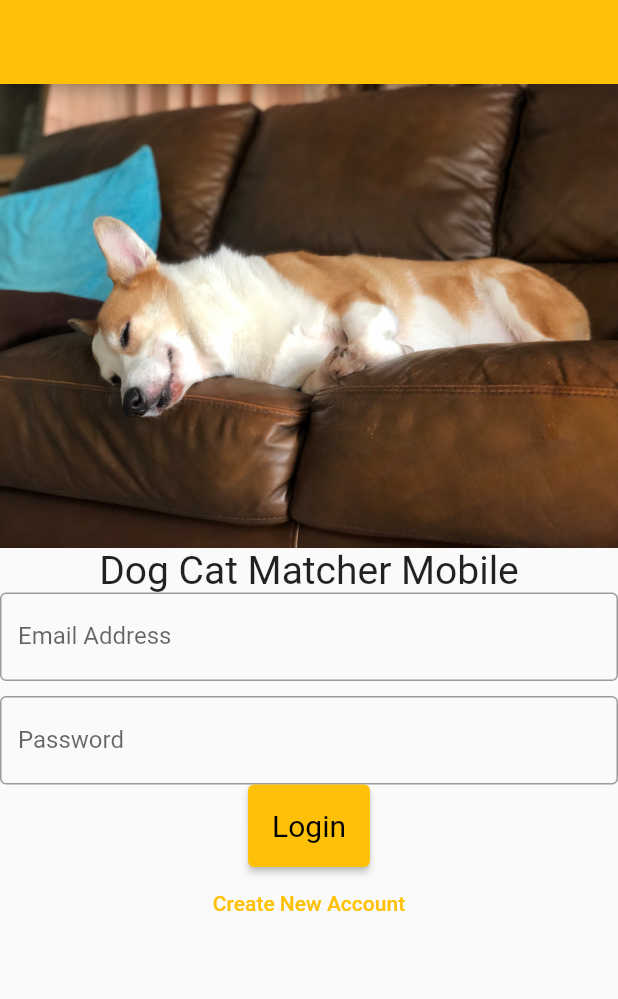
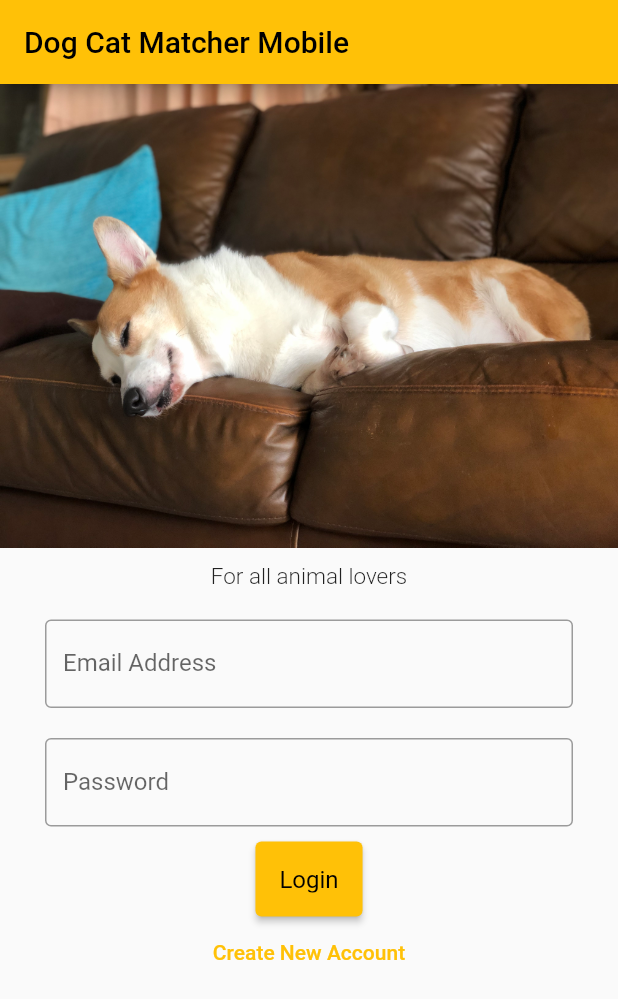
Before and after one commit to shabushabushabu/dog_cat_app, a Flutter app: the screen it shows after launch, on a phone screen of 412 x 824 dp. Shown: the top 999 px of the screen. Run offline on Flutter 3.47's test engine with Material 2 defaults, Android fonts, the phone set to English and light mode, and no system bars; our stand-ins replace datetime_picker_formfield.

Commit message:
edit login page styles

```diff
--- a/lib/pages/login.dart
+++ b/lib/pages/login.dart
@@ -30,15 +30,32 @@ class _LoginPageState extends State<LoginPage> {
   @override
   Widget build(BuildContext context) {
     return Scaffold(
-        appBar: AppBar(),
-        body: Column(
+        appBar: AppBar(
+          title: const Text("Dog Cat Matcher Mobile")
+        ),
+        body: Center(
+          child: Column(
             children: <Widget>[
               const Image(
                 image: AssetImage("assets/IMG_9185.jpeg"),
               ),
-            const Text("Dog Cat Matcher Mobile",
-                style: TextStyle(fontSize: 26)),
-            TextField(
+
+              Container(
+                alignment: Alignment.center,
+                padding: const EdgeInsets.all(10),
+                child: const Text(
+                  "For all animal lovers",
+                  style: TextStyle(
+                      fontWeight: FontWeight.w300,
+                      fontSize: 15),
+                ),
+              ),
+
+
+              Padding(
+                padding: const EdgeInsets.only(
+                    left: 30, right: 30, top: 10, bottom: 10),
+                child: TextField(
                   onChanged: (value) {
                     setState(() {
                       _formEmail = value;
@@ -47,31 +64,44 @@ class _LoginPageState extends State<LoginPage> {
                   decoration: const InputDecoration(
                       border: OutlineInputBorder(), labelText: "Email Address"),
                 ),
-            const SizedBox(height: 10),
-            TextField(
+              ),
+
+              Padding(
+                padding: const EdgeInsets.only(
+                    left: 30, right: 30, top: 10, bottom: 10),
+                child: TextField(
                   onChanged: (value) {
                     setState(() {
                       _formPassword = value;
                     });
                   },
-              obscureText: true,
                   decoration: const InputDecoration(
                       border: OutlineInputBorder(),
                       labelText: "Password"),
                 ),
-            ElevatedButton(
+              ),
+
+              SizedBox(
+                height:  50,
+                // padding: const EdgeInsets.fromLTRB(10, 0, 10, 0),
+                child: ElevatedButton(
                   onPressed: handleLogin,
                   style: ElevatedButton.styleFrom(
-                  textStyle: const TextStyle(fontSize: 20),
+                      textStyle: const TextStyle(fontSize: 16),
                       padding: const EdgeInsets.all(16.0)
                   ),
-                child: const Text("Login")),
+                  child: const Text ("Login"),
+                ),
+              ),
+
               TextButton(
                   onPressed: () {
                     Navigator.pushNamed(context, "/register");
                   },
                   child: const Text("Create New Account"))
             ],
-        ));
+          ),
+        )
+        );
   }
 }
```
Lines whose indentation alone changed are shown as unchanged.
